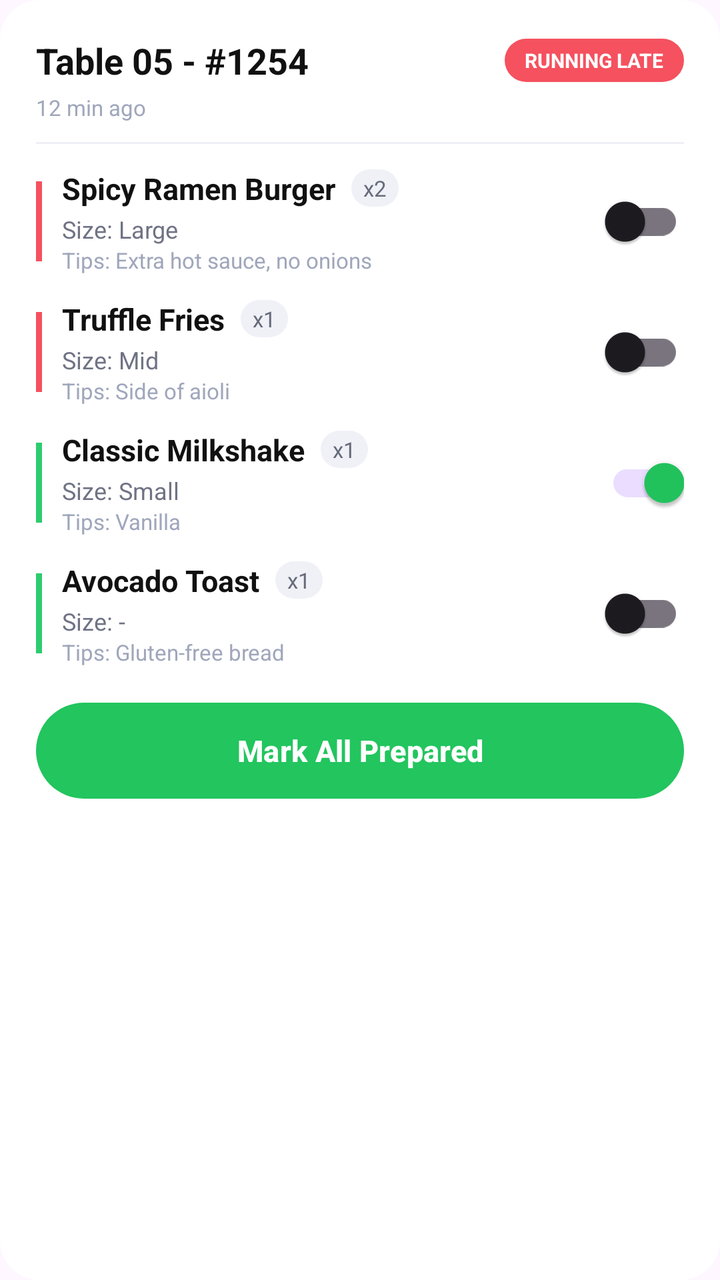
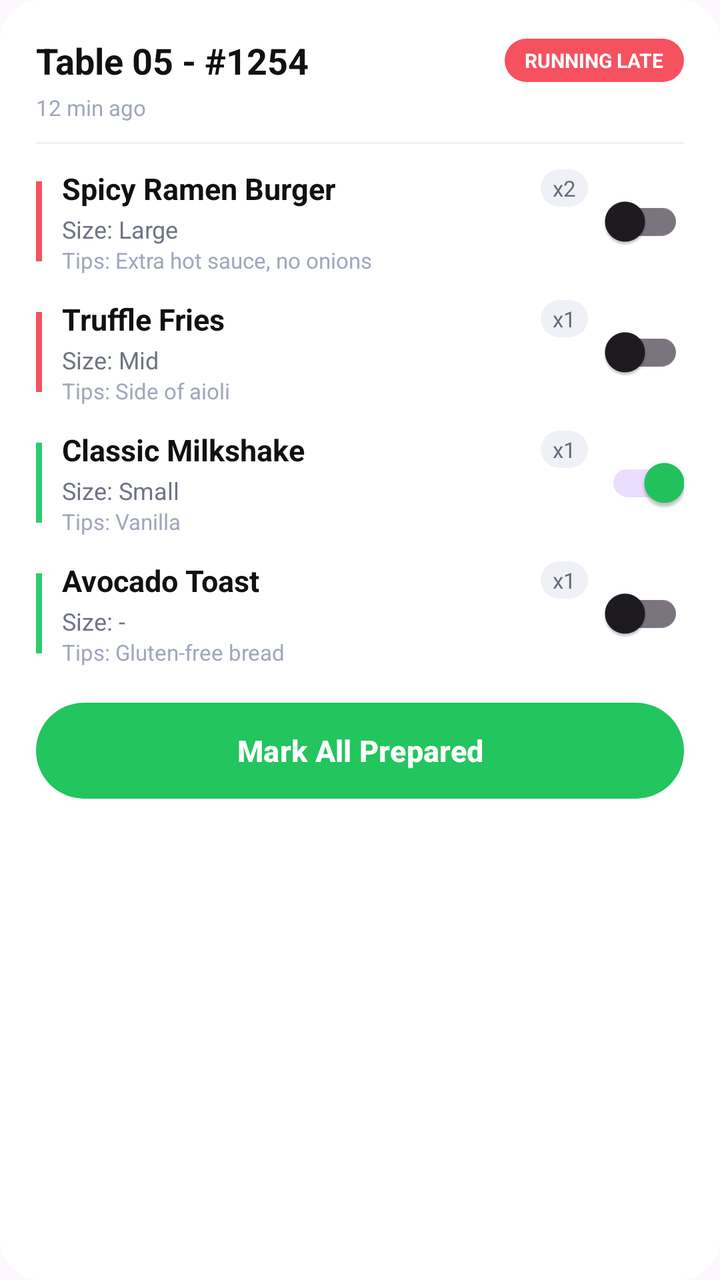

Before-and-after screenshots of an Android layout around one commit, followed by the original layout XML and the change that was made.
<!-- AndroidManifest.xml: application theme Theme.StreetFeast -->
<!-- res/layout/order_card_item.xml -->
<?xml version="1.0" encoding="utf-8"?>
<LinearLayout xmlns:android="http://schemas.android.com/apk/res/android"
    xmlns:app="http://schemas.android.com/apk/res-auto"
    android:id="@+id/orderCard"
    android:layout_width="match_parent"
    android:layout_height="match_parent"
    android:background="@drawable/bg_card"
    android:orientation="vertical"
    android:padding="18dp">

    
    <LinearLayout
        android:layout_width="match_parent"
        android:layout_height="wrap_content"
        android:gravity="center_vertical"
        android:orientation="horizontal">

        <TextView
            android:id="@+id/tvTableHeader"
            android:layout_width="0dp"
            android:layout_height="wrap_content"
            android:layout_weight="1"
            android:text="Table 05 - #1254"
            android:textColor="#111111"
            android:textSize="18sp"
            android:textStyle="bold" />

        <TextView
            android:id="@+id/badgeRunningLate"
            android:layout_width="wrap_content"
            android:layout_height="wrap_content"
            android:background="@drawable/bg_badge_running_late"
            android:paddingStart="10dp"
            android:paddingEnd="10dp"
            android:paddingTop="4dp"
            android:paddingBottom="4dp"
            android:text="RUNNING LATE"
            android:textAllCaps="true"
            android:textColor="@android:color/white"
            android:textSize="10sp"
            android:textStyle="bold" />
    </LinearLayout>

    <TextView
        android:id="@+id/tvLastUpdated"
        android:layout_width="wrap_content"
        android:layout_height="wrap_content"
        android:layout_marginTop="4dp"
        android:text="12 min ago"
        android:textColor="#A0A7BC"
        android:textSize="11sp" />

    
    <View
        android:layout_width="match_parent"
        android:layout_height="1dp"
        android:layout_marginTop="10dp"
        android:background="#EEF0F5" />

    

    
    <LinearLayout
        android:id="@+id/item1"
        android:layout_width="match_parent"
        android:layout_height="wrap_content"
        android:layout_marginTop="12dp"
        android:gravity="center_vertical"
        android:orientation="horizontal">

        
        <View
            android:id="@+id/colorBar1"
            android:layout_width="3dp"
            android:layout_height="40dp"
            android:layout_marginEnd="10dp"
            android:background="#F5515F" />

        
        <LinearLayout
            android:layout_width="0dp"
            android:layout_height="wrap_content"
            android:layout_weight="1"
            android:orientation="vertical">

            <LinearLayout
                android:layout_width="wrap_content"
                android:layout_height="wrap_content"
                android:orientation="horizontal"
                android:gravity="center_vertical">

                <TextView
                    android:id="@+id/tvItem1Name"
                    android:layout_width="wrap_content"
                    android:layout_height="wrap_content"
                    android:text="Spicy Ramen Burger"
                    android:textColor="#111111"
                    android:textSize="15sp"
                    android:textStyle="bold" />

                <TextView
                    android:id="@+id/tvItem1Qty"
                    android:layout_width="wrap_content"
                    android:layout_height="wrap_content"
                    android:layout_marginStart="8dp"
                    android:background="@drawable/bg_qty_badge"
                    android:paddingStart="6dp"
                    android:paddingEnd="6dp"
                    android:paddingTop="2dp"
                    android:paddingBottom="2dp"
                    android:text="x2"
                    android:textColor="#666A7A"
                    android:textSize="11sp" />
            </LinearLayout>

            <TextView
                android:id="@+id/tvItem1Size"
                android:layout_width="wrap_content"
                android:layout_height="wrap_content"
                android:layout_marginTop="2dp"
                android:text="Size: Large"
                android:textColor="#6F7384"
                android:textSize="12sp" />

            <TextView
                android:id="@+id/tvItem1Tips"
                android:layout_width="wrap_content"
                android:layout_height="wrap_content"
                android:text="Tips: Extra hot sauce, no onions"
                android:textColor="#A0A7BC"
                android:textSize="11sp" />
        </LinearLayout>

        <androidx.appcompat.widget.SwitchCompat
            android:id="@+id/switchItem1"
            android:layout_width="wrap_content"
            android:layout_height="wrap_content" />
    </LinearLayout>

    
    <LinearLayout
        android:id="@+id/item2"
        android:layout_width="match_parent"
        android:layout_height="wrap_content"
        android:layout_marginTop="12dp"
        android:gravity="center_vertical"
        android:orientation="horizontal">

        <View
            android:id="@+id/colorBar2"
            android:layout_width="3dp"
            android:layout_height="40dp"
            android:layout_marginEnd="10dp"
            android:background="#F5515F" />

        <LinearLayout
            android:layout_width="0dp"
            android:layout_height="wrap_content"
            android:layout_weight="1"
            android:orientation="vertical">

            <LinearLayout
                android:layout_width="wrap_content"
                android:layout_height="wrap_content"
                android:orientation="horizontal"
                android:gravity="center_vertical">

                <TextView
                    android:id="@+id/tvItem2Name"
                    android:layout_width="wrap_content"
                    android:layout_height="wrap_content"
                    android:text="Truffle Fries"
                    android:textColor="#111111"
                    android:textSize="15sp"
                    android:textStyle="bold" />

                <TextView
                    android:id="@+id/tvItem2Qty"
                    android:layout_width="wrap_content"
                    android:layout_height="wrap_content"
                    android:layout_marginStart="8dp"
                    android:background="@drawable/bg_qty_badge"
                    android:paddingStart="6dp"
                    android:paddingEnd="6dp"
                    android:paddingTop="2dp"
                    android:paddingBottom="2dp"
                    android:text="x1"
                    android:textColor="#666A7A"
                    android:textSize="11sp" />
            </LinearLayout>

            <TextView
                android:id="@+id/tvItem2Size"
                android:layout_width="wrap_content"
                android:layout_height="wrap_content"
                android:layout_marginTop="2dp"
                android:text="Size: Mid"
                android:textColor="#6F7384"
                android:textSize="12sp" />

            <TextView
                android:id="@+id/tvItem2Tips"
                android:layout_width="wrap_content"
                android:layout_height="wrap_content"
                android:text="Tips: Side of aioli"
                android:textColor="#A0A7BC"
                android:textSize="11sp" />
        </LinearLayout>

        <androidx.appcompat.widget.SwitchCompat
            android:id="@+id/switchItem2"
            android:layout_width="wrap_content"
            android:layout_height="wrap_content" />
    </LinearLayout>

    
    <LinearLayout
        android:id="@+id/item3"
        android:layout_width="match_parent"
        android:layout_height="wrap_content"
        android:layout_marginTop="12dp"
        android:gravity="center_vertical"
        android:orientation="horizontal">

        <View
            android:id="@+id/colorBar3"
            android:layout_width="3dp"
            android:layout_height="40dp"
            android:layout_marginEnd="10dp"
            android:background="#2ECC71" />

        <LinearLayout
            android:layout_width="0dp"
            android:layout_height="wrap_content"
            android:layout_weight="1"
            android:orientation="vertical">

            <LinearLayout
                android:layout_width="wrap_content"
                android:layout_height="wrap_content"
                android:orientation="horizontal"
                android:gravity="center_vertical">

                <TextView
                    android:id="@+id/tvItem3Name"
                    android:layout_width="wrap_content"
                    android:layout_height="wrap_content"
                    android:text="Classic Milkshake"
                    android:textColor="#111111"
                    android:textSize="15sp"
                    android:textStyle="bold" />

                <TextView
                    android:id="@+id/tvItem3Qty"
                    android:layout_width="wrap_content"
                    android:layout_height="wrap_content"
                    android:layout_marginStart="8dp"
                    android:background="@drawable/bg_qty_badge"
                    android:paddingStart="6dp"
                    android:paddingEnd="6dp"
                    android:paddingTop="2dp"
                    android:paddingBottom="2dp"
                    android:text="x1"
                    android:textColor="#666A7A"
                    android:textSize="11sp" />
            </LinearLayout>

            <TextView
                android:id="@+id/tvItem3Size"
                android:layout_width="wrap_content"
                android:layout_height="wrap_content"
                android:layout_marginTop="2dp"
                android:text="Size: Small"
                android:textColor="#6F7384"
                android:textSize="12sp" />

            <TextView
                android:id="@+id/tvItem3Tips"
                android:layout_width="wrap_content"
                android:layout_height="wrap_content"
                android:text="Tips: Vanilla"
                android:textColor="#A0A7BC"
                android:textSize="11sp" />
        </LinearLayout>

        <androidx.appcompat.widget.SwitchCompat
            android:id="@+id/switchItem3"
            android:layout_width="wrap_content"
            android:layout_height="wrap_content"
            android:checked="true" />
    </LinearLayout>

    
    <LinearLayout
        android:id="@+id/item4"
        android:layout_width="match_parent"
        android:layout_height="wrap_content"
        android:layout_marginTop="12dp"
        android:gravity="center_vertical"
        android:orientation="horizontal">

        <View
            android:id="@+id/colorBar4"
            android:layout_width="3dp"
            android:layout_height="40dp"
            android:layout_marginEnd="10dp"
            android:background="#2ECC71" />

        <LinearLayout
            android:layout_width="0dp"
            android:layout_height="wrap_content"
            android:layout_weight="1"
            android:orientation="vertical">

            <LinearLayout
                android:layout_width="wrap_content"
                android:layout_height="wrap_content"
                android:orientation="horizontal"
                android:gravity="center_vertical">

                <TextView
                    android:id="@+id/tvItem4Name"
                    android:layout_width="wrap_content"
                    android:layout_height="wrap_content"
                    android:text="Avocado Toast"
                    android:textColor="#111111"
                    android:textSize="15sp"
                    android:textStyle="bold" />

                <TextView
                    android:id="@+id/tvItem4Qty"
                    android:layout_width="wrap_content"
                    android:layout_height="wrap_content"
                    android:layout_marginStart="8dp"
                    android:background="@drawable/bg_qty_badge"
                    android:paddingStart="6dp"
                    android:paddingEnd="6dp"
                    android:paddingTop="2dp"
                    android:paddingBottom="2dp"
                    android:text="x1"
                    android:textColor="#666A7A"
                    android:textSize="11sp" />
            </LinearLayout>

            <TextView
                android:id="@+id/tvItem4Size"
                android:layout_width="wrap_content"
                android:layout_height="wrap_content"
                android:layout_marginTop="2dp"
                android:text="Size: -"
                android:textColor="#6F7384"
                android:textSize="12sp" />

            <TextView
                android:id="@+id/tvItem4Tips"
                android:layout_width="wrap_content"
                android:layout_height="wrap_content"
                android:text="Tips: Gluten-free bread"
                android:textColor="#A0A7BC"
                android:textSize="11sp" />
        </LinearLayout>

        <androidx.appcompat.widget.SwitchCompat
            android:id="@+id/switchItem4"
            android:layout_width="wrap_content"
            android:layout_height="wrap_content" />
    </LinearLayout>

    
    <Button
        android:id="@+id/btnMarkAllPrepared"
        android:layout_width="match_parent"
        android:layout_height="48dp"
        android:layout_marginTop="18dp"
        android:background="@drawable/bg_green_cta"
        android:text="Mark All Prepared"
        android:textAllCaps="false"
        android:textColor="@android:color/white"
        android:textSize="15sp"
        android:textStyle="bold" />

</LinearLayout>
<!-- resources referenced by this layout -->
<resources>
  <!-- drawable bg_badge_running_late (drawable) -->
  <shape xmlns:android="http://schemas.android.com/apk/res/android">
      <solid android:color="#F5515F" />
      <corners android:radius="999dp" />
  </shape>
  <!-- drawable bg_card (drawable) -->
  <shape xmlns:android="http://schemas.android.com/apk/res/android">
      <solid android:color="#FFFFFF" />
      <corners android:radius="20dp" />
      <padding
          android:left="0dp"
          android:top="0dp"
          android:right="0dp"
          android:bottom="0dp" />
      <shadowColor android:color="#22000000" />
  </shape>
  <!-- drawable bg_green_cta (drawable) -->
  <shape xmlns:android="http://schemas.android.com/apk/res/android">
      <solid android:color="#2ECC71" />
      <corners android:radius="24dp" />
  </shape>
  <!-- drawable bg_qty_badge (drawable) -->
  <shape xmlns:android="http://schemas.android.com/apk/res/android">
      <solid android:color="#EFF1F7" />
      <corners android:radius="999dp" />
  </shape>
  <style name="Theme.StreetFeast" parent="Base.Theme.StreetFeast" />
  <style name="Base.Theme.StreetFeast" parent="Theme.Material3.Light.NoActionBar">
          <item name="colorPrimary">@color/action_primary</item>
          <item name="colorOnPrimary">@color/white</item>
          <item name="android:statusBarColor">@color/white</item>
          <item name="android:windowLightStatusBar">true</item>
          <item name="android:textColorPrimary">@color/text_primary</item>
          <item name="android:textColorSecondary">@color/text_secondary</item>
      </style>
  <color name="action_primary">#22C55E</color>
  <color name="white">#FFFFFFFF</color>
  <color name="text_primary">#1F2937</color>
  <color name="text_secondary">#6B7280</color>
</resources>

<!-- the commit's change to res/layout/order_card_item.xml (unified diff, before → after) -->
@@ -20,6 +20,8 @@
             android:layout_width="0dp"
             android:layout_height="wrap_content"
             android:layout_weight="1"
+            android:ellipsize="end"
+            android:maxLines="1"
             android:text="Table 05 - #1254"
             android:textColor="#111111"
             android:textSize="18sp"
@@ -84,15 +86,18 @@
             android:orientation="vertical">
 
             <LinearLayout
-                android:layout_width="wrap_content"
-                android:layout_height="wrap_content"
-                android:orientation="horizontal"
-                android:gravity="center_vertical">
+                android:layout_width="match_parent"
+                android:layout_height="wrap_content"
+                android:gravity="center_vertical"
+                android:orientation="horizontal">
 
                 <TextView
                     android:id="@+id/tvItem1Name"
-                    android:layout_width="wrap_content"
-                    android:layout_height="wrap_content"
+                    android:layout_width="0dp"
+                    android:layout_height="wrap_content"
+                    android:layout_weight="1"
+                    android:ellipsize="end"
+                    android:maxLines="1"
                     android:text="Spicy Ramen Burger"
                     android:textColor="#111111"
                     android:textSize="15sp"
@@ -118,18 +123,32 @@
                 android:layout_width="wrap_content"
                 android:layout_height="wrap_content"
                 android:layout_marginTop="2dp"
+                android:ellipsize="end"
+                android:maxLines="1"
                 android:text="Size: Large"
                 android:textColor="#6F7384"
                 android:textSize="12sp" />
 
             <TextView
                 android:id="@+id/tvItem1Tips"
-                android:layout_width="wrap_content"
-                android:layout_height="wrap_content"
+                android:layout_width="match_parent"
+                android:layout_height="wrap_content"
+                android:ellipsize="end"
+                android:maxLines="1"
                 android:text="Tips: Extra hot sauce, no onions"
                 android:textColor="#A0A7BC"
                 android:textSize="11sp" />
         </LinearLayout>
+
+        <ImageView
+            android:id="@+id/preparedIcon1"
+            android:layout_width="18dp"
+            android:layout_height="18dp"
+            android:layout_marginEnd="8dp"
+            android:visibility="gone"
+            app:tint="#2ECC71"
+            android:src="@drawable/ic_check_white_20"
+            android:contentDescription="@null" />
 
         <androidx.appcompat.widget.SwitchCompat
             android:id="@+id/switchItem1"
@@ -160,15 +179,18 @@
             android:orientation="vertical">
 
             <LinearLayout
-                android:layout_width="wrap_content"
-                android:layout_height="wrap_content"
-                android:orientation="horizontal"
-                android:gravity="center_vertical">
+                android:layout_width="match_parent"
+                android:layout_height="wrap_content"
+                android:gravity="center_vertical"
+                android:orientation="horizontal">
 
                 <TextView
                     android:id="@+id/tvItem2Name"
-                    android:layout_width="wrap_content"
-                    android:layout_height="wrap_content"
+                    android:layout_width="0dp"
+                    android:layout_height="wrap_content"
+                    android:layout_weight="1"
+                    android:ellipsize="end"
+                    android:maxLines="1"
                     android:text="Truffle Fries"
                     android:textColor="#111111"
                     android:textSize="15sp"
@@ -194,18 +216,32 @@
                 android:layout_width="wrap_content"
                 android:layout_height="wrap_content"
                 android:layout_marginTop="2dp"
+                android:ellipsize="end"
+                android:maxLines="1"
                 android:text="Size: Mid"
                 android:textColor="#6F7384"
                 android:textSize="12sp" />
 
             <TextView
                 android:id="@+id/tvItem2Tips"
-                android:layout_width="wrap_content"
-                android:layout_height="wrap_content"
+                android:layout_width="match_parent"
+                android:layout_height="wrap_content"
+                android:ellipsize="end"
+                android:maxLines="1"
                 android:text="Tips: Side of aioli"
                 android:textColor="#A0A7BC"
                 android:textSize="11sp" />
         </LinearLayout>
+
+        <ImageView
+            android:id="@+id/preparedIcon2"
+            android:layout_width="18dp"
+            android:layout_height="18dp"
+            android:layout_marginEnd="8dp"
+            android:visibility="gone"
+            app:tint="#2ECC71"
+            android:src="@drawable/ic_check_white_20"
+            android:contentDescription="@null" />
 
         <androidx.appcompat.widget.SwitchCompat
             android:id="@+id/switchItem2"
@@ -236,15 +272,18 @@
             android:orientation="vertical">
 
             <LinearLayout
-                android:layout_width="wrap_content"
-                android:layout_height="wrap_content"
-                android:orientation="horizontal"
-                android:gravity="center_vertical">
+                android:layout_width="match_parent"
+                android:layout_height="wrap_content"
+                android:gravity="center_vertical"
+                android:orientation="horizontal">
 
                 <TextView
                     android:id="@+id/tvItem3Name"
-                    android:layout_width="wrap_content"
-                    android:layout_height="wrap_content"
+                    android:layout_width="0dp"
+                    android:layout_height="wrap_content"
+                    android:layout_weight="1"
+                    android:ellipsize="end"
+                    android:maxLines="1"
                     android:text="Classic Milkshake"
                     android:textColor="#111111"
                     android:textSize="15sp"
@@ -270,18 +309,32 @@
                 android:layout_width="wrap_content"
                 android:layout_height="wrap_content"
                 android:layout_marginTop="2dp"
+                android:ellipsize="end"
+                android:maxLines="1"
                 android:text="Size: Small"
                 android:textColor="#6F7384"
                 android:textSize="12sp" />
 
             <TextView
                 android:id="@+id/tvItem3Tips"
-                android:layout_width="wrap_content"
-                android:layout_height="wrap_content"
+                android:layout_width="match_parent"
+                android:layout_height="wrap_content"
+                android:ellipsize="end"
+                android:maxLines="1"
                 android:text="Tips: Vanilla"
                 android:textColor="#A0A7BC"
                 android:textSize="11sp" />
         </LinearLayout>
+
+        <ImageView
+            android:id="@+id/preparedIcon3"
+            android:layout_width="18dp"
+            android:layout_height="18dp"
+            android:layout_marginEnd="8dp"
+            android:visibility="gone"
+            app:tint="#2ECC71"
+            android:src="@drawable/ic_check_white_20"
+            android:contentDescription="@null" />
 
         <androidx.appcompat.widget.SwitchCompat
             android:id="@+id/switchItem3"
@@ -313,15 +366,18 @@
             android:orientation="vertical">
 
             <LinearLayout
-                android:layout_width="wrap_content"
-                android:layout_height="wrap_content"
-                android:orientation="horizontal"
-                android:gravity="center_vertical">
+                android:layout_width="match_parent"
+                android:layout_height="wrap_content"
+                android:gravity="center_vertical"
+                android:orientation="horizontal">
 
                 <TextView
                     android:id="@+id/tvItem4Name"
-                    android:layout_width="wrap_content"
-                    android:layout_height="wrap_content"
+                    android:layout_width="0dp"
+                    android:layout_height="wrap_content"
+                    android:layout_weight="1"
+                    android:ellipsize="end"
+                    android:maxLines="1"
                     android:text="Avocado Toast"
                     android:textColor="#111111"
                     android:textSize="15sp"
@@ -347,24 +403,50 @@
                 android:layout_width="wrap_content"
                 android:layout_height="wrap_content"
                 android:layout_marginTop="2dp"
+                android:ellipsize="end"
+                android:maxLines="1"
                 android:text="Size: -"
                 android:textColor="#6F7384"
                 android:textSize="12sp" />
 
             <TextView
                 android:id="@+id/tvItem4Tips"
-                android:layout_width="wrap_content"
-                android:layout_height="wrap_content"
+                android:layout_width="match_parent"
+                android:layout_height="wrap_content"
+                android:ellipsize="end"
+                android:maxLines="1"
                 android:text="Tips: Gluten-free bread"
                 android:textColor="#A0A7BC"
                 android:textSize="11sp" />
         </LinearLayout>
+
+        <ImageView
+            android:id="@+id/preparedIcon4"
+            android:layout_width="18dp"
+            android:layout_height="18dp"
+            android:layout_marginEnd="8dp"
+            android:visibility="gone"
+            app:tint="#2ECC71"
+            android:src="@drawable/ic_check_white_20"
+            android:contentDescription="@null" />
 
         <androidx.appcompat.widget.SwitchCompat
             android:id="@+id/switchItem4"
             android:layout_width="wrap_content"
             android:layout_height="wrap_content" />
     </LinearLayout>
+
+    <TextView
+        android:id="@+id/tvMoreItems"
+        android:layout_width="wrap_content"
+        android:layout_height="wrap_content"
+        android:layout_marginTop="8dp"
+        android:text="+3 more"
+        android:textColor="#6F7384"
+        android:textSize="12sp"
+        android:ellipsize="end"
+        android:singleLine="true"
+        android:visibility="gone" />
 
     
     <Button
<!-- resource entries referenced after the edit -->
@@ -26,6 +26,13 @@
       <solid android:color="#EFF1F7" />
       <corners android:radius="999dp" />
   </shape>
+  <!-- drawable ic_check_white_20 (drawable) -->
+  <vector xmlns:android="http://schemas.android.com/apk/res/android"
+      android:width="20dp" android:height="20dp"
+      android:viewportWidth="24" android:viewportHeight="24">
+      <path android:fillColor="#FFFFFF"
+          android:pathData="M9,16.2 4.8,12 3.4,13.4 9,19 21,7 19.6,5.6z"/>
+  </vector>
   <style name="Theme.StreetFeast" parent="Base.Theme.StreetFeast" />
   <style name="Base.Theme.StreetFeast" parent="Theme.Material3.Light.NoActionBar">
           <item name="colorPrimary">@color/action_primary</item>
